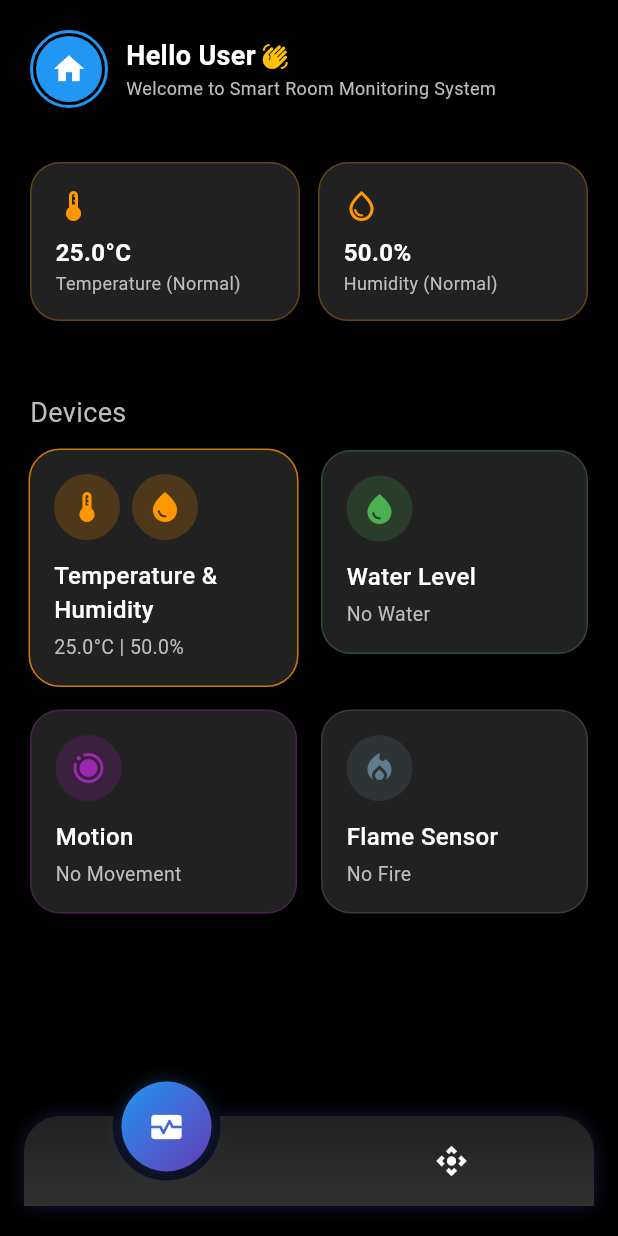
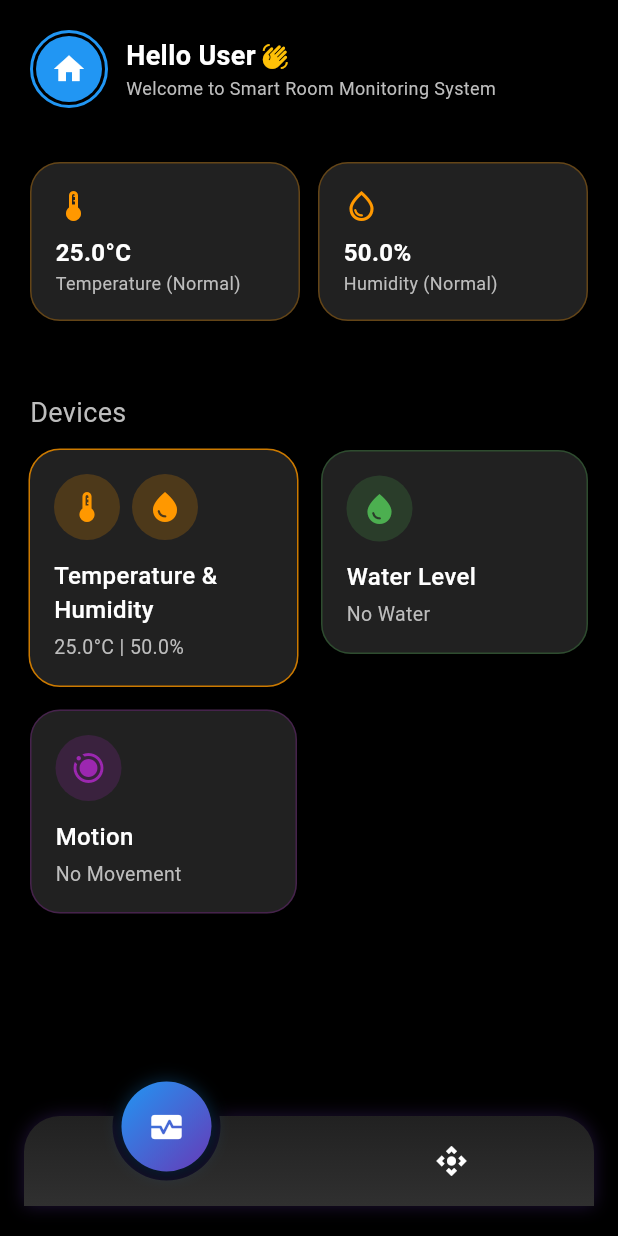
Before and after one commit to FigoRazzan/IotMobileAppDev, a Flutter app: the screen it shows after launch, on a phone screen of 412 x 824 dp. Run offline on Flutter 3.47's test engine with Material 3 defaults, Android fonts, the light colour scheme and no system bars; drawn by our look-alikes of circle_nav_bar; our stand-ins replace animated_splash_screen, lottie.

Commit message:
Ui Update

```diff
--- a/lib/screens/monitoring.dart
+++ b/lib/screens/monitoring.dart
@@ -215,22 +215,6 @@ class _MonitoringPageState extends State<MonitoringPage> {
                   });
                 },
               ),
-              // Flame sensor device
-              _buildDeviceCard(
-                icon: Icons.local_fire_department,
-                title: 'Flame Sensor',
-                subtitle:
-                    SensorValues.isFireDetected ? 'Fire Detected' : 'No Fire',
-                color: SensorValues.isFireDetected
-                    ? Colors.orange
-                    : Colors.blueGrey,
-                isActive: true,
-                onTap: () {
-                  setState(() {
-                    SensorValues.isFireDetected = !SensorValues.isFireDetected;
-                  });
-                },
-              ),
             ],
           ),
         ],
```
